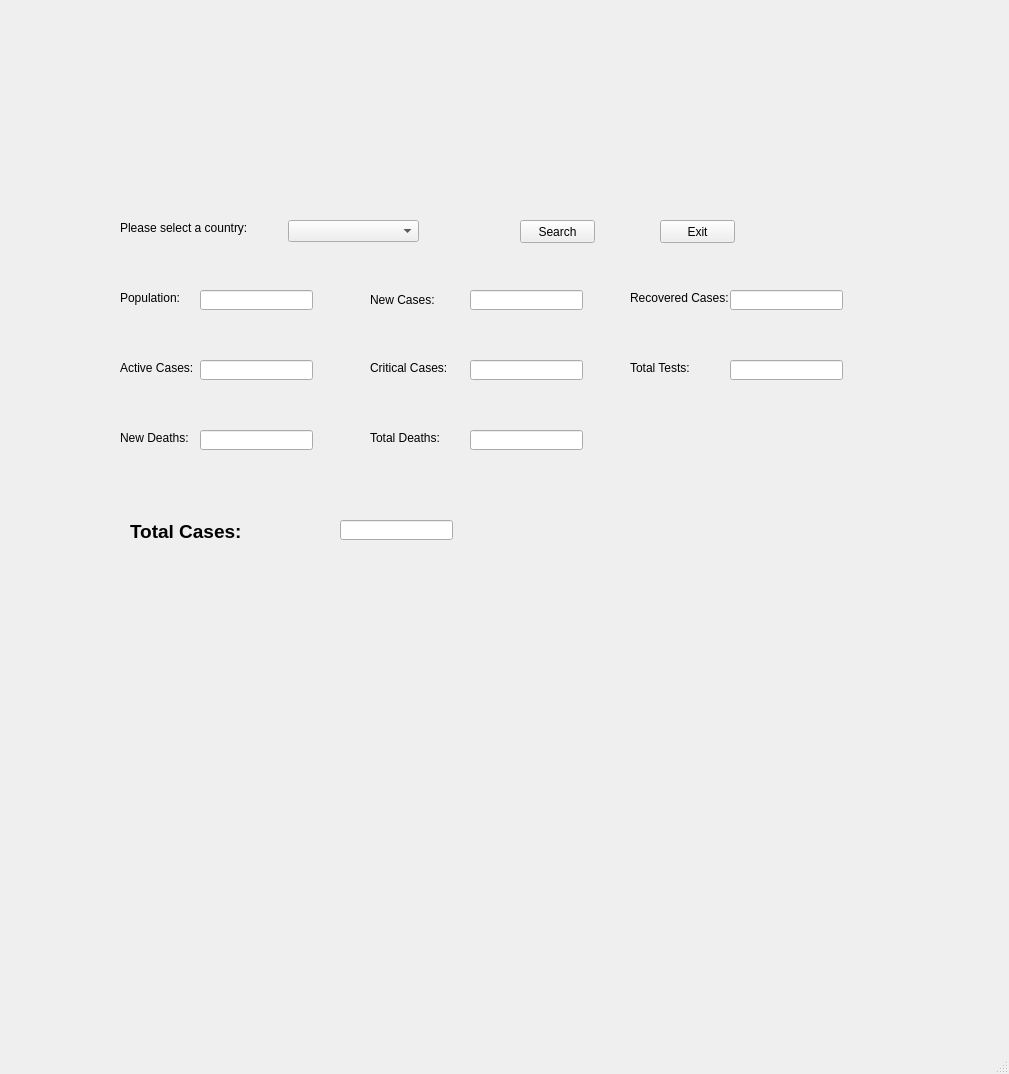
First picture: the form in mainwindow.ui, repository dmqnr/2020-Hackathon---COVID-19-Desktop-Application, before the edit.
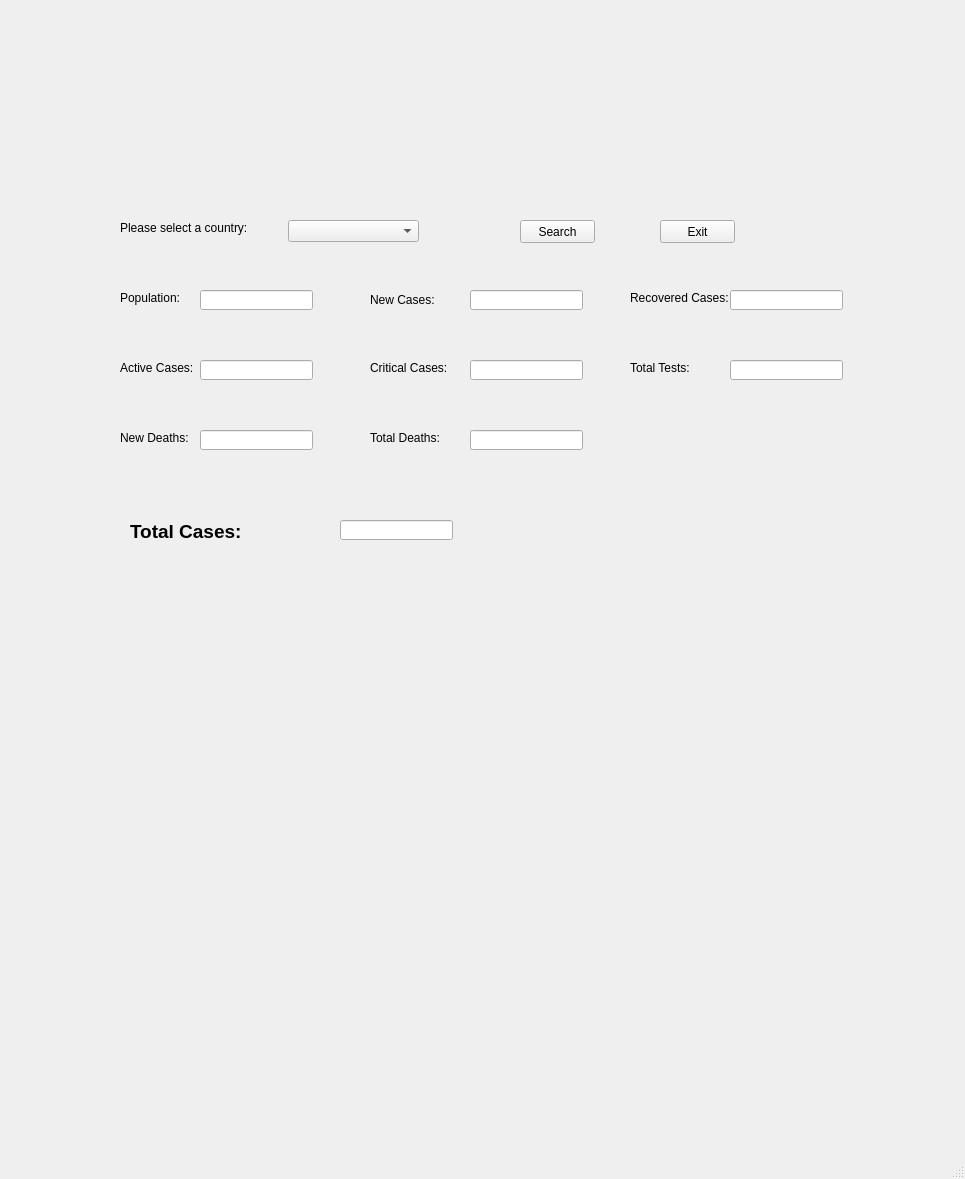
Second picture: the form after the edit. Icons and pictures are not drawn.

The edit to the form file:
```diff
--- a/mainwindow.ui
+++ b/mainwindow.ui
@@ -6,8 +6,8 @@
    <rect>
     <x>0</x>
     <y>0</y>
-    <width>1009</width>
-    <height>1074</height>
+    <width>965</width>
+    <height>1179</height>
    </rect>
   </property>
   <property name="windowTitle">
@@ -227,8 +227,8 @@
    <widget class="QLabel" name="warning_label">
     <property name="geometry">
      <rect>
-      <x>130</x>
-      <y>580</y>
+      <x>190</x>
+      <y>590</y>
       <width>571</width>
       <height>41</height>
      </rect>
@@ -248,8 +248,8 @@
    <widget class="QLabel" name="mapImage">
     <property name="geometry">
      <rect>
-      <x>450</x>
-      <y>590</y>
+      <x>270</x>
+      <y>680</y>
       <width>400</width>
       <height>400</height>
      </rect>
```
Left out of the diff: 2 changed lines with no effect on the pictures.
